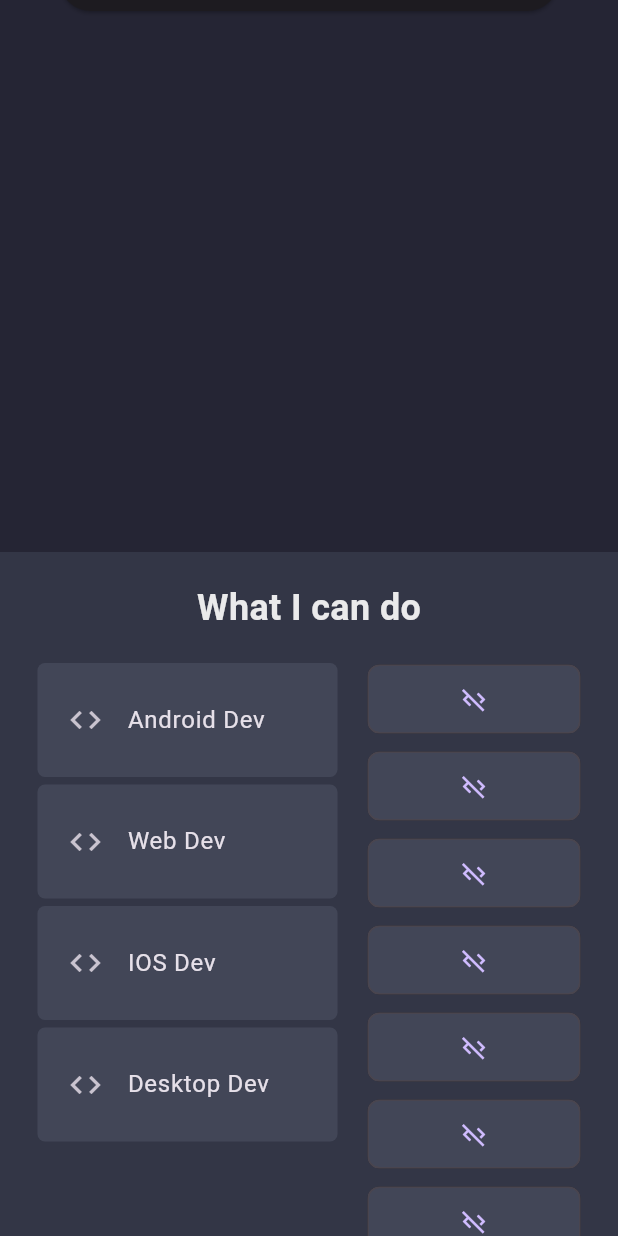
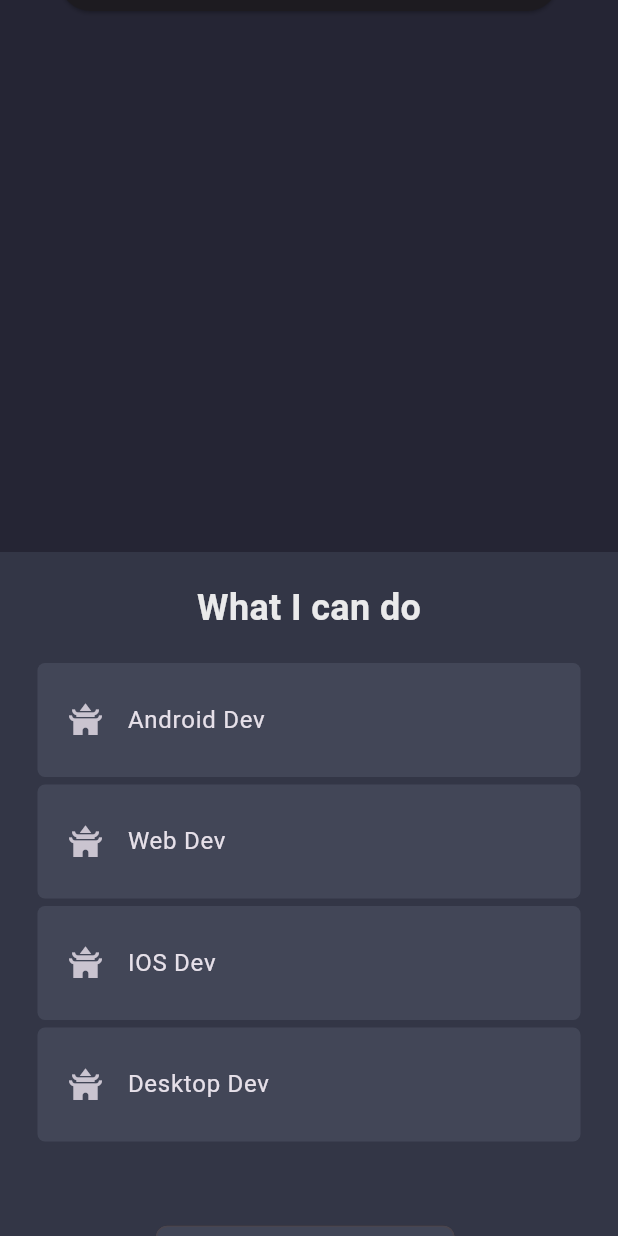
Before and after one commit to brayanlopez/flutter-portfolio-1, a Flutter app: the screen it shows after launch, scrolled down 576 dp, on a phone screen of 412 x 824 dp. Run offline on Flutter 3.47's test engine with Material 3 defaults, Android fonts, the phone set to English and light mode, and no system bars.

Commit message:
ADD various changes

```diff
--- a/lib/constants/size.dart
+++ b/lib/constants/size.dart
@@ -1 +1,2 @@
-const double kMinDesktopWidth = 700;
+const double kMinimunDesktopWidth = 700;
+const double kMediumDesktopWidth = 800;
--- a/lib/pages/home_page.dart
+++ b/lib/pages/home_page.dart
@@ -1,4 +1,3 @@
-
 import 'package:flutter/material.dart';
 import 'package:myapp/constants/colors.dart';
 import 'package:myapp/constants/size.dart';
@@ -7,7 +6,7 @@ import 'package:myapp/widgets/header_desktop.dart';
 import 'package:myapp/widgets/header_mobile.dart';
 import 'package:myapp/widgets/main_desktop.dart';
 import 'package:myapp/widgets/main_mobile.dart';
-import 'package:myapp/widgets/skills_desktop.dart';
+import 'package:myapp/widgets/skills_mobile.dart';
 
 class HomePage extends StatefulWidget {
   const HomePage({super.key});
@@ -29,19 +28,17 @@ class _HomePageState extends State<HomePage> {
         return Scaffold(
           key: scaffoldKey,
           backgroundColor: CustomColor.scaffoldBg,
-          endDrawer: constraints.maxWidth < kMinDesktopWidth
+          endDrawer: constraints.maxWidth < kMinimunDesktopWidth
               ? const DrawerMobile()
               : null,
           body: ListView(
             scrollDirection: Axis.vertical,
             children: [
               // MAIN
-              if (constraints.maxWidth > kMinDesktopWidth)
+              if (constraints.maxWidth > kMinimunDesktopWidth)
                 Column(
                   children: [
-                    HeaderDesktop(
-                      onLogoTap: () {},
-                    ),
+                    HeaderDesktop(onLogoTap: () {}),
                     const MainDesktop()
                   ],
                 )
@@ -77,7 +74,7 @@ class _HomePageState extends State<HomePage> {
                       ),
                     ),
                     SizedBox(height: 20),
-                    SkillsDesktop()
+                    SkillsMobile()
                   ],
                 ),
               ),
--- a/lib/widgets/skills_desktop.dart
+++ b/lib/widgets/skills_desktop.dart
@@ -10,6 +10,7 @@ class SkillsDesktop extends StatelessWidget {
     final screenSize = MediaQuery.of(context).size;
     final screenWidth = screenSize.width;
     final screenHeight = screenSize.height;
+
     return Row(
       mainAxisAlignment: MainAxisAlignment.center,
       crossAxisAlignment: CrossAxisAlignment.start,
--- /dev/null
+++ b/lib/widgets/skills_mobile.dart
@@ -0,0 +1,43 @@
+import 'package:flutter/material.dart';
+import 'package:myapp/constants/colors.dart';
+import 'package:myapp/constants/cv_data.dart';
+
+class SkillsMobile extends StatelessWidget {
+  const SkillsMobile({super.key});
+
+  @override
+  Widget build(BuildContext context) {
+    return Column(
+      children: [
+        for (int i = 0; i < platformItems.length; i++)
+          Container(
+            margin: const EdgeInsets.only(bottom: 5.0),
+            width: double.maxFinite,
+            decoration: BoxDecoration(
+              color: CustomColor.bgLight2,
+              borderRadius: BorderRadius.circular(5),
+            ),
+            child: ListTile(
+              contentPadding:
+                  const EdgeInsets.symmetric(vertical: 10, horizontal: 20),
+              leading: const Icon(Icons.temple_buddhist),
+              title: Text(platformItems[i]["title"]),
+            ),
+          ),
+        const SizedBox(height: 50),
+        Wrap(children: [
+          for (int i = 0; i < skillItems.length; i++)
+            Chip(
+              padding: const EdgeInsets.symmetric(
+                vertical: 12,
+                horizontal: 60,
+              ),
+              backgroundColor: CustomColor.bgLight2,
+              avatar: const Icon(Icons.code_off),
+              label: Text(skillItems[i]["title"]),
+            )
+        ])
+      ],
+    );
+  }
+}
```
